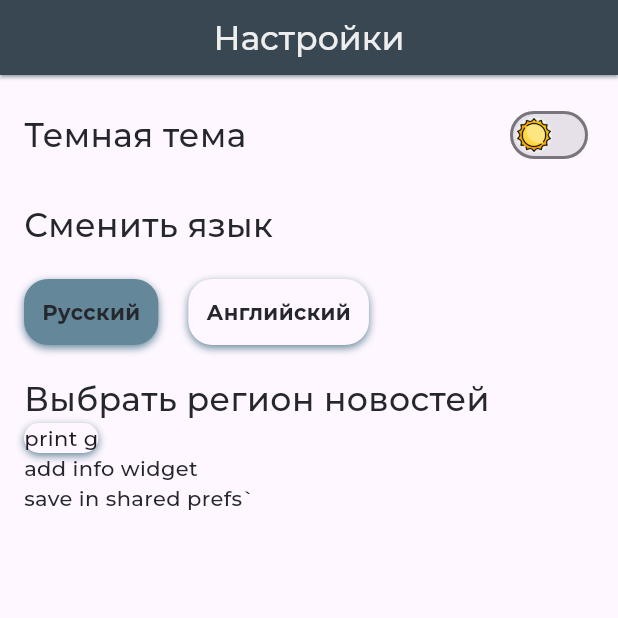
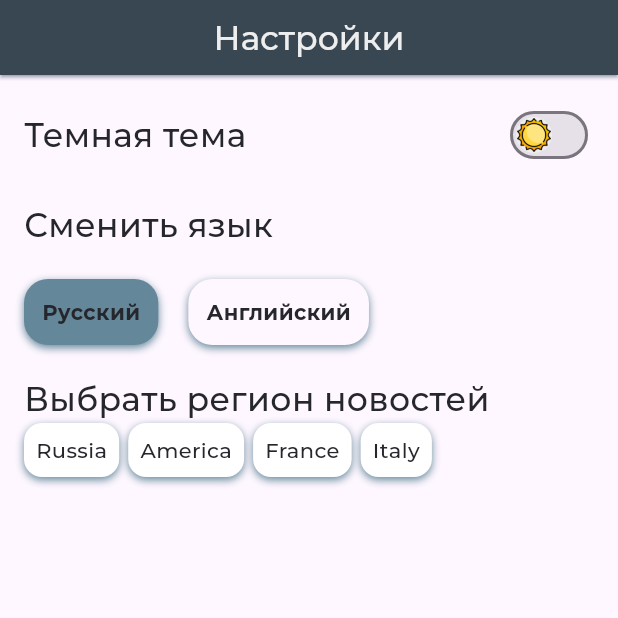
Before and after one commit to hegel42/news_app_grade, a Flutter app: the SettingsScreen screen opened directly, after a tap on "Russian", on a phone screen of 412 x 824 dp, the top half of it. Run offline on Flutter 3.47's test engine with Material 3 defaults, Android fonts, the phone set to English and light mode, and no system bars; our stand-ins replace another_flushbar, bloc, cached_network_image, dio, flutter_bloc, flutter_svg and 5 more; accounts and stored records are empty; generated files the repository leaves out were written again; network calls fail; project files that could hold a hidden picture were left out.

Commit message:
added change region feature

```diff
--- a/lib/app.dart
+++ b/lib/app.dart
@@ -4,7 +4,6 @@ import 'package:flutter_bloc/flutter_bloc.dart';
 import 'package:flutter_localizations/flutter_localizations.dart';
 import 'package:provider/provider.dart';
 import 'common/bloc/app_main_bloc.dart';
-import 'common/extensions/context_extension.dart';
 import 'data/provider/change_theme_provider.dart';
 import 'data/provider/locale_provider.dart';
 import 'common/main_theme/main_theme_data.dart';
--- a/lib/common/bloc/app_main_bloc.dart
+++ b/lib/common/bloc/app_main_bloc.dart
@@ -2,6 +2,7 @@
 import 'dart:async';
 import 'package:bloc/bloc.dart';
 import 'package:meta/meta.dart';
+import 'package:rxdart/rxdart.dart';
 import '../../data/repository/repository.dart';
 
 part 'app_main_event.dart';
@@ -10,7 +11,12 @@ part 'app_main_state.dart';
 class AppMainBloc extends Bloc<MainBlocEvent, MainBlocState> {
   AppMainBloc({required this.repository}) : super(AppMainInitial()) {
     on<AppStartedEvent>(_appStarted);
-    on<ChangeNewsRegion>(_onRegionChange);
+    on<ChangeNewsRegion>(
+      _onRegionChange,
+      transformer: (events, mapper) => events
+          .debounceTime(const Duration(milliseconds: 500))
+          .asyncExpand(mapper),
+    );
   }
 
   FutureOr<void> _onRegionChange(
--- a/lib/common/constants/main_constants.dart
+++ b/lib/common/constants/main_constants.dart
@@ -5,4 +5,5 @@ class MainConstants {
   // prefs contants
   static const prefsLanguageCode = 'languageCode';
   static const prefsThemeIsDark = 'isDark';
+  static const prefsRegion = 'regionCode';
 }
--- a/lib/data/repository/repos/home_repo.dart
+++ b/lib/data/repository/repos/home_repo.dart
@@ -27,17 +27,26 @@ class HomeRepo extends IHomoRepo {
 
   @override
   Future<ArticlesResponse> getLatestNews({String? regionCode}) async {
+    // only language select posible
+    String handleRegionCode() {
+      if (regionCode == null) {
+        return 'en';
+      } else if (regionCode == 'us') {
+        return 'en';
+      } else {
+        return regionCode;
+      }
+    }
+
     try {
       final response = await dio.get(
         'everything',
         queryParameters: {
           'pageSized': 20,
-          'language': regionCode ?? 'en',
-          // used for filling, api need at least one limiting parameter
+          'language': handleRegionCode(),
           'q': 'a',
           'sortBy': 'publishedAt',
         },
-        // queryParameters:
       );
 
       return ArticlesResponse.fromJson(response.toString());
--- a/lib/main.dart
+++ b/lib/main.dart
@@ -20,12 +20,14 @@ void main() {
       providers: [
         ChangeNotifierProvider(create: (_) => LocaleProvider()),
         ChangeNotifierProvider(create: (_) => ChangeThemeProvider()),
+        // ChangeNotifierProvider(
+        //   create: (context) => ChangeRegionProvider(),
+        // ),
       ],
       builder: (context, child) {
         return MultiRepositoryProvider(
           providers: [
             RepositoryProvider(create: (context) => Repository()),
-            // TODO add locale
           ],
           child: MultiBlocProvider(
             providers: [
@@ -38,9 +40,9 @@ void main() {
               BlocProvider<HomeScreenBloc>(
                 create: (context) => HomeScreenBloc(
                   context.read<Repository>(),
-                )..add(FetchHomeDataEvent(
-                    regionCode: null,
-                  )),
+                )..add(
+                    FetchHomeDataEvent(),
+                  ),
               ),
             ],
             child: const MainApp(),
--- a/lib/screens/main_screen/src/components/top_headline_card.dart
+++ b/lib/screens/main_screen/src/components/top_headline_card.dart
@@ -30,7 +30,7 @@ class TopHeadlinesCards extends StatelessWidget {
 
   @override
   Widget build(BuildContext context) {
-    final pageController = PageController(viewportFraction: 0.9);
+    final pageController = PageController(viewportFraction: 0.8);
 
     return SizedBox(
       height: 200,
@@ -69,14 +69,19 @@ class HeadlineCard extends StatelessWidget {
 
   @override
   Widget build(BuildContext context) {
-    return AppGestureDetector(
+    return Padding(
+      padding: const EdgeInsets.symmetric(horizontal: 4),
+      child: AppGestureDetector(
         alternativeDecoration: BoxDecoration(
           color: context.theme.bg,
-          borderRadius: BorderRadius.all(Radius.circular(16))),
+          borderRadius: const BorderRadius.all(Radius.circular(16)),
+        ),
         onTap: () {
           context.navigator.push(articleDetailedScreenRoute(news));
         },
         child: Card(
+          margin: const EdgeInsets.all(0),
+          // elevation: ,
           clipBehavior: Clip.antiAlias,
           shape: RoundedRectangleBorder(
             borderRadius: BorderRadius.circular(16),
@@ -161,6 +166,7 @@ class HeadlineCard extends StatelessWidget {
             ),
           ),
         ),
+      ),
     );
   }
 }
--- /dev/null
+++ b/lib/screens/settings_screen/src/components/region_item.dart
@@ -0,0 +1,122 @@
+import 'package:flutter/material.dart';
+
+import '../../../../common/extensions/context_extension.dart';
+import '../../../../common/main_theme/color_palette.dart';
+import '../../../../common/main_theme/extensions/text_theme_extension.dart';
+import '../../../../common/main_theme/extensions/theme_data_extension.dart';
+import '../../../../common/widgets/app_gesture_detector.dart';
+
+class RegionItem extends StatefulWidget {
+  const RegionItem({
+    Key? key,
+    required this.name,
+    required this.regionCode,
+    required this.isSelected,
+    required this.onSelect,
+  }) : super(key: key);
+
+  final String name;
+  final String regionCode;
+  final bool isSelected;
+  final VoidCallback onSelect;
+
+  @override
+  State<RegionItem> createState() => _RegionItemState();
+}
+
+class _RegionItemState extends State<RegionItem>
+    with SingleTickerProviderStateMixin {
+  late AnimationController _controller;
+  late Animation<double> _sizeAnimation;
+  bool _isSelected = false;
+
+  @override
+  void initState() {
+    super.initState();
+    _controller = AnimationController(
+      vsync: this,
+      duration: const Duration(milliseconds: 500),
+    );
+
+    _sizeAnimation = Tween<double>(begin: 1, end: 1.2).animate(_controller);
+
+    if (widget.isSelected) {
+      _isSelected = true;
+      _controller.forward();
+    }
+  }
+
+  @override
+  void dispose() {
+    _controller.dispose();
+    super.dispose();
+  }
+
+  void _handleTap() {
+    if (!widget.isSelected) {
+      widget.onSelect();
+      _isSelected = true;
+      _controller.forward();
+    } else {
+      _isSelected = false;
+      _controller.reverse();
+    }
+  }
+
+  @override
+  void didUpdateWidget(covariant RegionItem oldWidget) {
+    super.didUpdateWidget(oldWidget);
+    if (widget.isSelected && !_isSelected) {
+      _isSelected = true;
+      _controller.forward();
+    } else if (!widget.isSelected && _isSelected) {
+      _isSelected = false;
+      _controller.reverse();
+    }
+  }
+
+  @override
+  Widget build(BuildContext context) {
+    return UnconstrainedBox(
+      child: AppGestureDetector(
+        alternativeDecoration: BoxDecoration(
+          boxShadow: [
+            BoxShadow(
+              color: context.theme.accentSecondary,
+              blurRadius: 4,
+              offset: const Offset(0, 2),
+            ),
+          ],
+          color: widget.isSelected
+              ? ColorPalette.secondaryAccent
+              : ColorPalette.mainWhite,
+          borderRadius: const BorderRadius.all(Radius.circular(12)),
+        ),
+        onTap: _handleTap,
+        child: Center(
+          child: AnimatedBuilder(
+            animation: _controller,
+            builder: (context, child) {
+              return Padding(
+                padding: EdgeInsets.all(8 * _sizeAnimation.value),
+                child: Center(
+                  child: Text(
+                    widget.name,
+                    style: context.theme.textTheme
+                        .ui14Medium(
+                          context,
+                          _isSelected
+                              ? ColorPalette.mainWhite
+                              : ColorPalette.mainBlack,
+                        )
+                        .copyWith(fontSize: 14 * _sizeAnimation.value),
+                  ),
+                ),
+              );
+            },
+          ),
+        ),
+      ),
+    );
+  }
+}
--- /dev/null
+++ b/lib/screens/settings_screen/src/models/region_model.dart
@@ -0,0 +1,9 @@
+class RegionModel {
+  RegionModel({
+    required this.name,
+    required this.code,
+  });
+
+  final String name;
+  final String code;
+}
--- a/lib/screens/settings_screen/src/settings_screen.dart
+++ b/lib/screens/settings_screen/src/settings_screen.dart
@@ -4,13 +4,14 @@ import 'package:provider/provider.dart';
 import '../../../common/bloc/app_main_bloc.dart';
 import '../../../common/constants/main_constants.dart';
 import '../../../common/extensions/context_extension.dart';
-import '../../../common/widgets/app_gesture_detector.dart';
 import '../../../data/provider/change_theme_provider.dart';
 import '../../../common/main_theme/color_palette.dart';
 import '../../../common/main_theme/extensions/text_theme_extension.dart';
 import '../../../common/main_theme/extensions/theme_data_extension.dart';
 import '../../../common/widgets/main_app_bar.dart';
+import 'components/region_item.dart';
 import 'components/select_language_item.dart';
+import 'models/region_model.dart';
 
 class SettingsScreen extends StatefulWidget {
   const SettingsScreen({super.key});
@@ -20,8 +21,17 @@ class SettingsScreen extends StatefulWidget {
 }
 
 class _SettingsScreenState extends State<SettingsScreen> {
+  String? selectedRegionCode;
+
   @override
   Widget build(BuildContext context) {
+    final regionList = [
+      RegionModel(name: 'Russia', code: 'ru'),
+      RegionModel(name: 'America', code: 'us'),
+      RegionModel(name: 'France', code: 'fr'),
+      RegionModel(name: 'Italy', code: 'it'),
+    ];
+
     return SafeArea(
       child: Scaffold(
         appBar: MainAppBar(
@@ -79,23 +89,27 @@ class _SettingsScreenState extends State<SettingsScreen> {
                 style: context.theme.textTheme
                     .ui22Medium(context, context.theme.text),
               ),
-              AppGestureDetector(
-                onTap: () {
-                  context
-                      .read<AppMainBloc>()
-                      .add(ChangeNewsRegion(regionCode: 'ru'));
-                },
-                child: const Text('print g'),
-              ),
-              Text(
-                'add info widget',
-                style: context.theme.textTheme
-                    .ui14Medium(context, context.theme.text),
-              ),
-              Text(
-                'save in shared prefs`',
-                style: context.theme.textTheme
-                    .ui14Medium(context, context.theme.text),
+              Wrap(
+                spacing: 6,
+                children: [
+                  ...List.generate(regionList.length, (index) {
+                    final item = regionList[index];
+
+                    return RegionItem(
+                      name: item.name,
+                      regionCode: item.code,
+                      isSelected: item.code == selectedRegionCode,
+                      onSelect: () {
+                        setState(() {
+                          selectedRegionCode = item.code;
+                          context
+                              .read<AppMainBloc>()
+                              .add(ChangeNewsRegion(regionCode: item.code));
+                        });
+                      },
+                    );
+                  }),
+                ],
               ),
             ],
           ),
```
Also changed, not shown: lib/data/provider/change_region_provider.dart (added, +30 -0 lines). Lines whose indentation alone changed are shown as unchanged.
